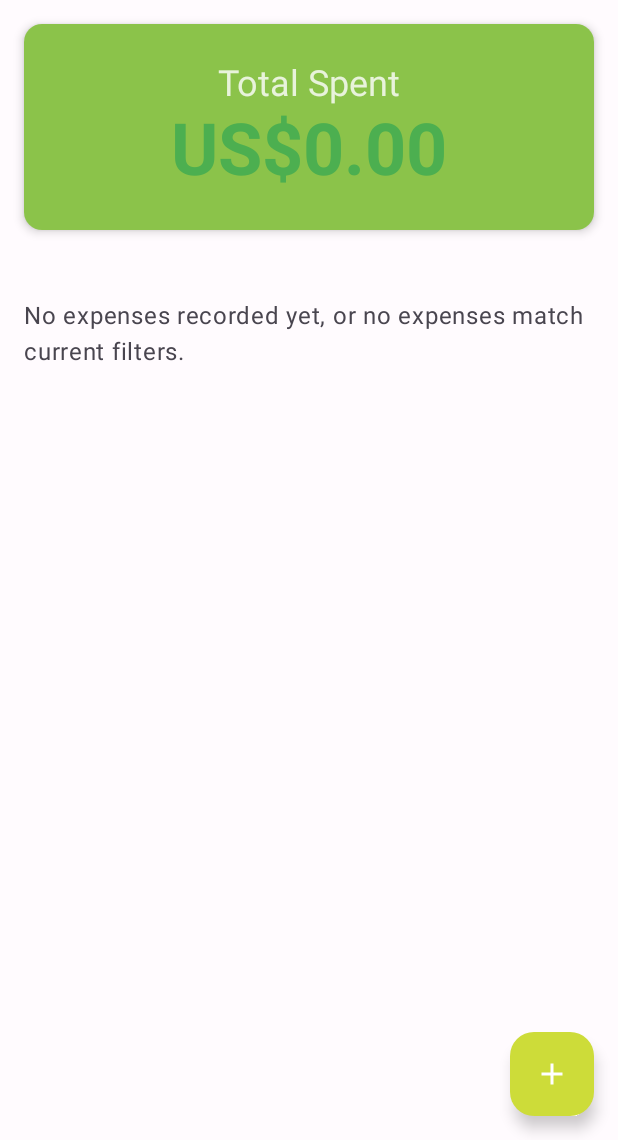
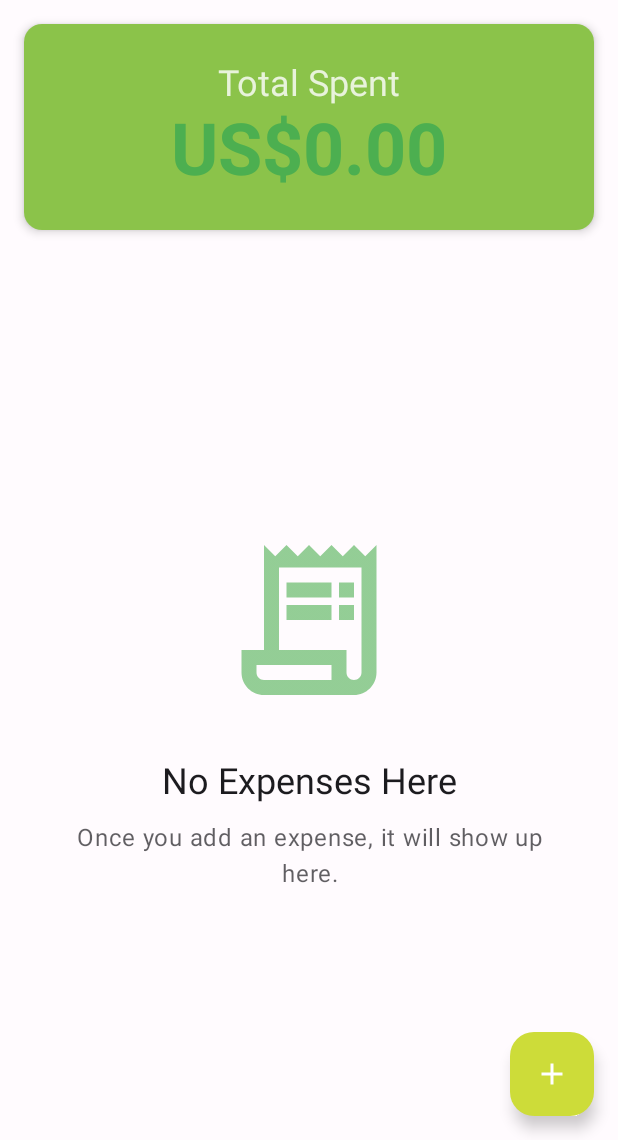
Before and after one commit to ibfahd/ExpenseTracker, an Android app built with Jetpack Compose: the screen it shows after launch (MainActivity), on a phone screen of 412 x 824 dp, the part 96-1236 px from its top. Run offline under Robolectric (Android 15) with nearby library versions, the phone set to English and light mode, and no system bars; our stand-ins replace Room's generated code.

Commit message:
Improve "Empty State" Screens

```diff
--- a/app/build.gradle.kts
+++ b/app/build.gradle.kts
@@ -13,8 +13,8 @@ android {
         applicationId = "com.fahdev.expensetracker"
         minSdk = 24
         targetSdk = 35
-        versionCode = 3
-        versionName = "1.1"
+        versionCode = 4
+        versionName = "1.2"
 
         testInstrumentationRunner = "androidx.test.runner.AndroidJUnitRunner"
         ndk {
@@ -65,7 +65,7 @@ dependencies {
     implementation(libs.androidx.lifecycle.viewmodel.compose)
     implementation(libs.androidx.lifecycle.livedata.ktx)
 
-    implementation("androidx.compose.material:material-icons-extended")
+    implementation(libs.material.icons.extended)
 
     testImplementation(libs.junit)
     androidTestImplementation(libs.androidx.junit)
--- a/app/src/main/java/com/fahdev/expensetracker/MainActivity.kt
+++ b/app/src/main/java/com/fahdev/expensetracker/MainActivity.kt
@@ -1,7 +1,6 @@
 package com.fahdev.expensetracker
 
 import android.app.Application
-import android.content.Context
 import android.content.Intent
 import android.os.Bundle
 import androidx.activity.compose.setContent
@@ -19,6 +18,7 @@ import androidx.compose.foundation.layout.padding
 import androidx.compose.foundation.lazy.LazyColumn
 import androidx.compose.foundation.lazy.items
 import androidx.compose.material.icons.Icons
+import androidx.compose.material.icons.automirrored.outlined.ReceiptLong
 import androidx.compose.material.icons.filled.Add
 import androidx.compose.material.icons.filled.Assessment
 import androidx.compose.material.icons.filled.Category
@@ -29,6 +29,7 @@ import androidx.compose.material.icons.filled.LocationOn
 import androidx.compose.material.icons.filled.Menu
 import androidx.compose.material.icons.filled.Settings
 import androidx.compose.material.icons.filled.ShoppingCart
+import androidx.compose.material.icons.outlined.SearchOff
 import androidx.compose.material3.AlertDialog
 import androidx.compose.material3.Button
 import androidx.compose.material3.ButtonDefaults
@@ -80,6 +81,7 @@ import com.fahdev.expensetracker.data.Category
 import com.fahdev.expensetracker.data.CurrencyHelper
 import com.fahdev.expensetracker.data.Supplier
 import com.fahdev.expensetracker.data.UserPreferencesRepository
+import com.fahdev.expensetracker.ui.components.EmptyState
 import com.fahdev.expensetracker.ui.theme.ExpenseTrackerTheme
 import kotlinx.coroutines.launch
 import java.text.NumberFormat
@@ -270,12 +272,23 @@ fun ExpenseTrackerApp(
             )
             Spacer(Modifier.height(8.dp))
             if (filteredExpenses.isEmpty()) {
-                Text(
-                    text = context.getString(R.string.no_expenses),
-                    modifier = Modifier.padding(top = 16.dp),
-                    style = MaterialTheme.typography.bodyLarge,
-                    color = MaterialTheme.colorScheme.onSurfaceVariant
-                )
+                val isFilterActive = selectedStartDate != null || selectedEndDate != null || selectedCategoryId != null || selectedSupplierId != null
+                val title = if (isFilterActive) {
+                    stringResource(R.string.no_expenses_match_filter_title)
+                } else {
+                    stringResource(R.string.no_expenses_title)
+                }
+                val description = if (isFilterActive) {
+                    stringResource(R.string.no_expenses_match_filter_description)
+                } else {
+                    stringResource(R.string.no_expenses_description)
+                }
+                val icon = if (isFilterActive) {
+                    Icons.Outlined.SearchOff
+                } else {
+                    Icons.AutoMirrored.Outlined.ReceiptLong
+                }
+                EmptyState(icon = icon, title = title, description = description)
             } else {
                 LazyColumn(modifier = Modifier.fillMaxWidth()) {
                     items(filteredExpenses, key = { it.expense.id }) { expenseWithDetails ->
--- /dev/null
+++ b/app/src/main/java/com/fahdev/expensetracker/ui/components/EmptyState.kt
@@ -0,0 +1,72 @@
+package com.fahdev.expensetracker.ui.components
+
+import androidx.compose.foundation.layout.*
+import androidx.compose.foundation.rememberScrollState
+import androidx.compose.foundation.verticalScroll
+import androidx.compose.material3.Icon
+import androidx.compose.material3.MaterialTheme
+import androidx.compose.material3.Text
+import androidx.compose.runtime.Composable
+import androidx.compose.ui.Alignment
+import androidx.compose.ui.Modifier
+import androidx.compose.ui.graphics.vector.ImageVector
+import androidx.compose.ui.semantics.contentDescription
+import androidx.compose.ui.semantics.semantics
+import androidx.compose.ui.text.style.TextAlign
+import androidx.compose.ui.unit.dp
+
+@Composable
+fun EmptyState(
+    modifier: Modifier = Modifier,
+    icon: ImageVector,
+    title: String,
+    description: String? = null,
+    action: @Composable (() -> Unit)? = null,
+) {
+    val scrollState = rememberScrollState()
+
+    Column(
+        modifier = modifier
+            .fillMaxSize()
+            .verticalScroll(scrollState)
+            .padding(horizontal = 32.dp, vertical = 24.dp)
+            .semantics {
+                contentDescription = "Empty state: $title"
+            },
+        horizontalAlignment = Alignment.CenterHorizontally,
+        verticalArrangement = Arrangement.Center
+    ) {
+        Icon(
+            imageVector = icon,
+            contentDescription = null, // Decorative icon
+            modifier = Modifier.size(120.dp),
+            tint = MaterialTheme.colorScheme.primary.copy(alpha = 0.6f)
+        )
+
+        Spacer(modifier = Modifier.height(32.dp))
+
+        Text(
+            text = title,
+            style = MaterialTheme.typography.headlineSmall,
+            color = MaterialTheme.colorScheme.onSurface,
+            textAlign = TextAlign.Center,
+            modifier = Modifier.fillMaxWidth()
+        )
+
+        description?.let { desc ->
+            Spacer(modifier = Modifier.height(12.dp))
+            Text(
+                text = desc,
+                style = MaterialTheme.typography.bodyLarge,
+                color = MaterialTheme.colorScheme.onSurface.copy(alpha = 0.7f),
+                textAlign = TextAlign.Center,
+                modifier = Modifier.fillMaxWidth()
+            )
+        }
+
+        action?.let { actionContent ->
+            Spacer(modifier = Modifier.height(32.dp))
+            actionContent()
+        }
+    }
+}
--- a/app/src/main/res/values/strings.xml
+++ b/app/src/main/res/values/strings.xml
@@ -132,4 +132,18 @@
 
     <string name="delete_category_error_has_products">Cannot delete: This category has products associated with it.</string>
 
+    <string name="no_categories_title">No Categories Found</string>
+    <string name="no_categories_description">Tap the \'+\' button to add your first category and start organizing your expenses.</string>
+
+    <string name="no_suppliers_title">No Suppliers Found</string>
+    <string name="no_suppliers_description">Tap the \'+\' button to add your first supplier.</string>
+
+    <string name="no_expenses_title">No Expenses Here</string>
+    <string name="no_expenses_description">Once you add an expense, it will show up here.</string>
+    <string name="no_expenses_match_filter_title">No Matching Expenses</string>
+    <string name="no_expenses_match_filter_description">Try adjusting or clearing your filters to see more results.</string>
+
+    <string name="no_items_in_list_title">Your Shopping List is Empty</string>
+    <string name="no_items_in_list_description">Select a supplier and tap the \'+\' button to add items to your list.</string>
+
 </resources>
--- a/gradle/libs.versions.toml
+++ b/gradle/libs.versions.toml
@@ -7,12 +7,12 @@ junitVersion = "1.2.1"
 espressoCore = "3.6.1"
 lifecycleRuntimeKtx = "2.9.1"
 activityCompose = "1.10.1"
-composeBom = "2025.06.00"
+composeBom = "2025.06.01"
 appcompat = "1.7.1"
 material = "1.12.0"
 activity = "1.10.1"
 constraintlayout = "2.2.1"
-roomVersion = "2.7.1"
+roomVersion = "2.7.2"
 
 [libraries]
 androidx-core-ktx = { group = "androidx.core", name = "core-ktx", version.ref = "coreKtx" }
@@ -39,6 +39,7 @@ androidx-appcompat = { group = "androidx.appcompat", name = "appcompat", version
 material = { group = "com.google.android.material", name = "material", version.ref = "material" }
 androidx-activity = { group = "androidx.activity", name = "activity", version.ref = "activity" }
 androidx-constraintlayout = { group = "androidx.constraintlayout", name = "constraintlayout", version.ref = "constraintlayout" }
+material-icons-extended = { module = "androidx.compose.material:material-icons-extended" }
 
 [plugins]
 android-application = { id = "com.android.application", version.ref = "agp" }
```
Also changed, not shown: app/src/main/java/com/fahdev/expensetracker/CategoryManagementActivity.kt (+38 -10 lines), app/src/main/java/com/fahdev/expensetracker/ShoppingListActivity.kt (+13 -3 lines), app/src/main/java/com/fahdev/expensetracker/SupplierManagementActivity.kt (+6 -5 lines), 3 other files.
